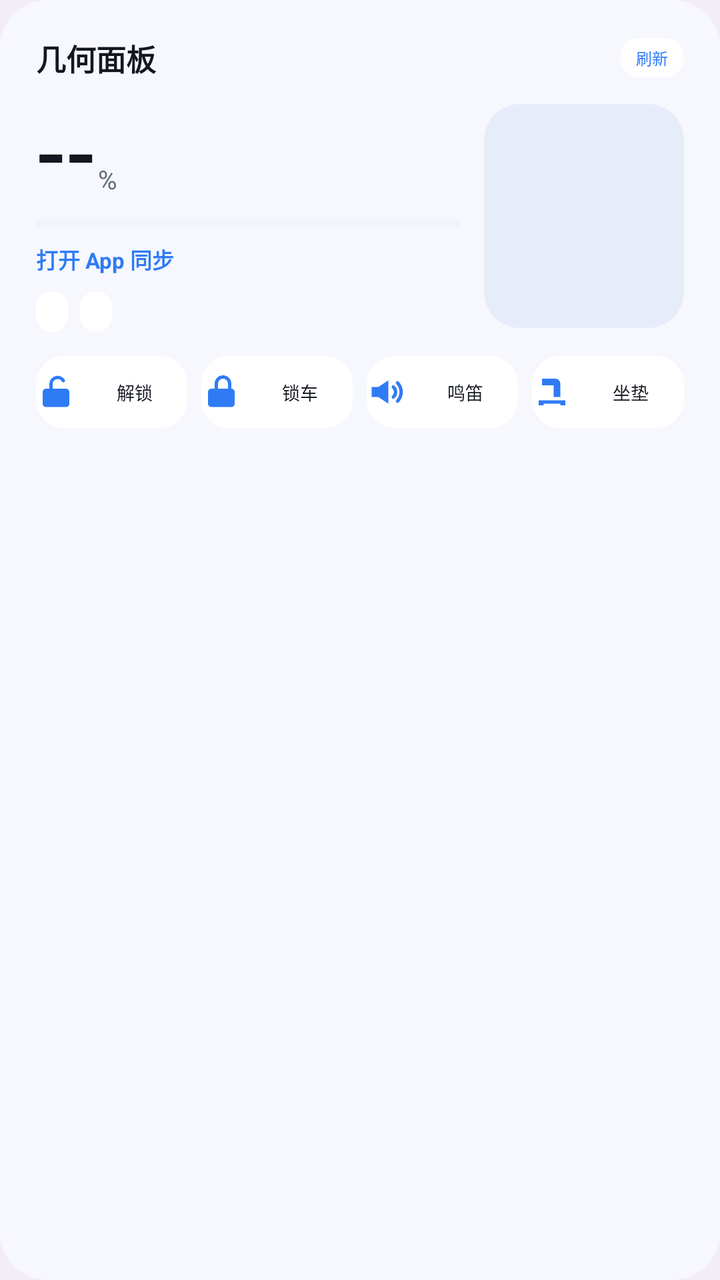
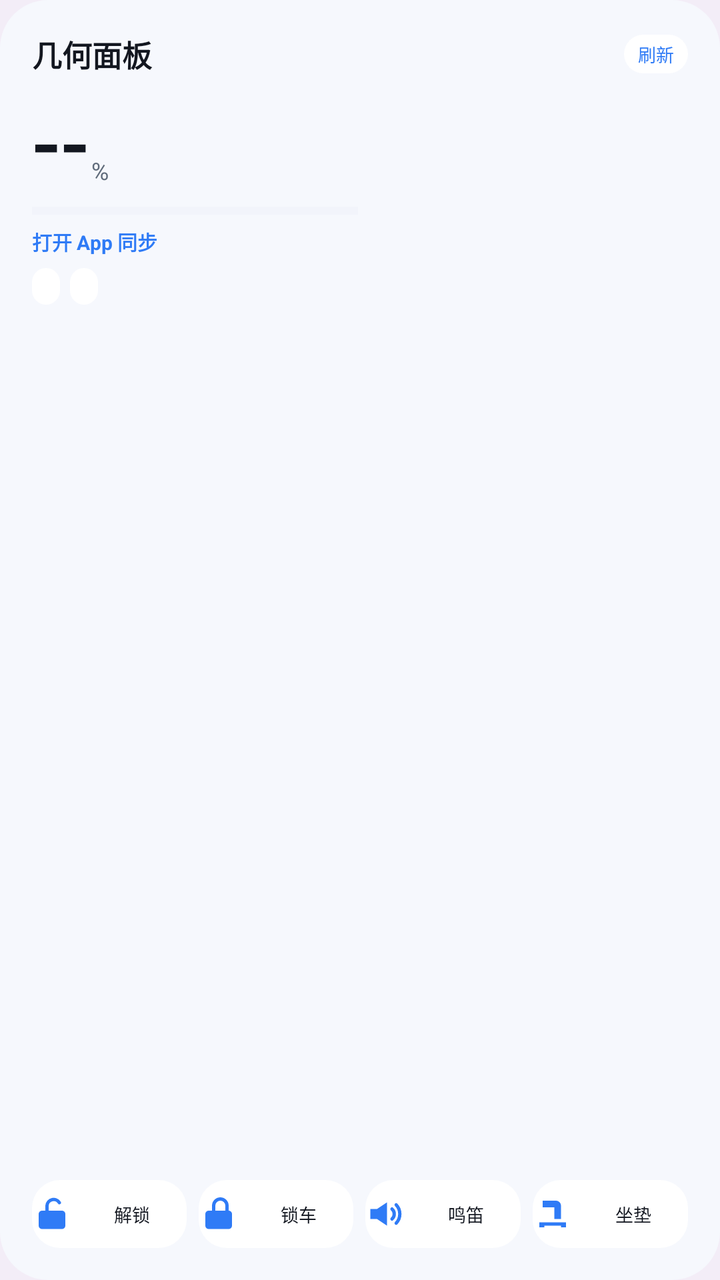

Compare the two renders of this Android layout. The source of the first and the diff that turns it into the second are given below.
<!-- AndroidManifest.xml: application theme Theme.ZeehoWebNext -->
<!-- res/layout/widget_4x4.xml -->
<?xml version="1.0" encoding="utf-8"?>
<LinearLayout xmlns:android="http://schemas.android.com/apk/res/android"
    android:id="@+id/w_root"
    android:layout_width="match_parent"
    android:layout_height="match_parent"
    android:orientation="vertical"
    android:padding="18dp"
    android:background="@drawable/widget_card">

    <LinearLayout
        android:layout_width="match_parent"
        android:layout_height="wrap_content"
        android:gravity="center_vertical"
        android:orientation="horizontal">
        <TextView
            android:id="@+id/w_title"
            android:layout_width="0dp"
            android:layout_height="wrap_content"
            android:layout_weight="1"
            android:singleLine="true"
            android:ellipsize="end"
            android:text="@string/widget_title"
            android:textColor="@color/widget_text_primary"
            android:textSize="15sp"
            android:textStyle="bold" />
        <TextView
            android:id="@+id/w_updated"
            android:layout_width="wrap_content"
            android:layout_height="wrap_content"
            android:layout_marginStart="6dp"
            android:singleLine="true"
            android:text=""
            android:textColor="@color/widget_text_secondary"
            android:textSize="8sp" />
        <TextView
            android:id="@+id/w_refresh"
            android:layout_width="wrap_content"
            android:layout_height="wrap_content"
            android:layout_marginStart="6dp"
            android:background="@drawable/widget_btn"
            android:paddingStart="8dp"
            android:paddingEnd="8dp"
            android:paddingTop="4dp"
            android:paddingBottom="4dp"
            android:text="@string/widget_refresh"
            android:textColor="@color/widget_accent"
            android:textSize="8sp" />
    </LinearLayout>

    <LinearLayout
        android:layout_width="match_parent"
        android:layout_height="wrap_content"
        android:layout_marginTop="12dp"
        android:baselineAligned="false"
        android:orientation="horizontal">

        <LinearLayout
            android:layout_width="0dp"
            android:layout_height="wrap_content"
            android:layout_weight="1"
            android:orientation="vertical">

            <LinearLayout
                android:layout_width="match_parent"
                android:layout_height="wrap_content"
                android:baselineAligned="false"
                android:gravity="bottom"
                android:orientation="horizontal">
                <TextView
                    android:id="@+id/w_soc"
                    android:layout_width="wrap_content"
                    android:layout_height="wrap_content"
                    android:fontFamily="sans-serif-medium"
                    android:includeFontPadding="false"
                    android:text="@string/widget_soc_unknown"
                    android:textColor="@color/widget_text_primary"
                    android:textSize="44sp" />
                <TextView
                    android:layout_width="wrap_content"
                    android:layout_height="wrap_content"
                    android:layout_marginStart="1dp"
                    android:layout_marginBottom="5dp"
                    android:text="%"
                    android:textColor="@color/widget_text_secondary"
                    android:textSize="13sp" />
                <TextView
                    android:id="@+id/w_voltage"
                    android:layout_width="0dp"
                    android:layout_height="wrap_content"
                    android:layout_marginBottom="5dp"
                    android:layout_weight="1"
                    android:gravity="end"
                    android:singleLine="true"
                    android:text=""
                    android:textColor="@color/widget_text_secondary"
                    android:textSize="9sp" />
            </LinearLayout>

            <ProgressBar
                android:id="@+id/w_progress"
                style="?android:attr/progressBarStyleHorizontal"
                android:layout_width="match_parent"
                android:layout_height="4dp"
                android:layout_marginTop="6dp"
                android:progressBackgroundTint="@color/widget_line"
                android:progressTint="@color/widget_accent" />

            <LinearLayout
                android:layout_width="match_parent"
                android:layout_height="wrap_content"
                android:layout_marginTop="8dp"
                android:baselineAligned="false"
                android:gravity="center_vertical"
                android:orientation="horizontal">
                <TextView
                    android:id="@+id/w_charge"
                    android:layout_width="wrap_content"
                    android:layout_height="wrap_content"
                    android:singleLine="true"
                    android:text="@string/widget_no_data"
                    android:textColor="@color/widget_accent"
                    android:textSize="11sp"
                    android:textStyle="bold" />
                <TextView
                    android:id="@+id/w_power"
                    android:layout_width="wrap_content"
                    android:layout_height="wrap_content"
                    android:layout_marginStart="9dp"
                    android:singleLine="true"
                    android:text=""
                    android:textColor="@color/widget_text_primary"
                    android:textSize="12sp"
                    android:textStyle="bold" />
                <TextView
                    android:id="@+id/w_time"
                    android:layout_width="0dp"
                    android:layout_height="wrap_content"
                    android:layout_weight="1"
                    android:gravity="end"
                    android:singleLine="true"
                    android:text=""
                    android:textColor="@color/widget_text_secondary"
                    android:textSize="9sp" />
            </LinearLayout>

            <LinearLayout
                android:layout_width="match_parent"
                android:layout_height="wrap_content"
                android:layout_marginTop="8dp"
                android:gravity="center_vertical"
                android:orientation="horizontal">
                <TextView
                    android:id="@+id/w_lock"
                    android:layout_width="wrap_content"
                    android:layout_height="wrap_content"
                    android:background="@drawable/widget_chip"
                    android:paddingStart="8dp"
                    android:paddingEnd="8dp"
                    android:paddingTop="4dp"
                    android:paddingBottom="4dp"
                    android:singleLine="true"
                    android:text=""
                    android:textColor="@color/widget_text_primary"
                    android:textSize="9sp" />
                <TextView
                    android:id="@+id/w_seat"
                    android:layout_width="wrap_content"
                    android:layout_height="wrap_content"
                    android:layout_marginStart="6dp"
                    android:background="@drawable/widget_chip"
                    android:paddingStart="8dp"
                    android:paddingEnd="8dp"
                    android:paddingTop="4dp"
                    android:paddingBottom="4dp"
                    android:singleLine="true"
                    android:text=""
                    android:textColor="@color/widget_text_primary"
                    android:textSize="9sp" />
</LinearLayout>
</LinearLayout>

        <FrameLayout
            android:id="@+id/w_car_box"
            android:layout_width="100dp"
            android:layout_height="112dp"
            android:layout_marginStart="12dp"
            android:background="@drawable/widget_stage"
            android:padding="8dp">
            <ImageView
                android:id="@+id/w_car"
                android:layout_width="match_parent"
                android:layout_height="match_parent"
                android:scaleType="fitCenter"
                android:contentDescription="@string/widget_title" />
        </FrameLayout>
    </LinearLayout>

    <LinearLayout
        android:layout_width="match_parent"
        android:layout_height="wrap_content"
        android:layout_marginTop="12dp"
        android:orientation="horizontal">
        <TextView
            android:id="@+id/w_btn_unlock"
            android:layout_width="0dp"
            android:layout_height="36dp"
            android:layout_weight="1"
            android:background="@drawable/widget_btn"
            android:drawableStart="@drawable/ic_widget_unlock"
            android:drawablePadding="3dp"
            android:gravity="center"
            android:text="@string/widget_action_unlock"
            android:textColor="@color/widget_text_primary"
            android:textSize="9sp" />
        <TextView
            android:id="@+id/w_btn_lock"
            android:layout_width="0dp"
            android:layout_height="36dp"
            android:layout_marginStart="7dp"
            android:layout_weight="1"
            android:background="@drawable/widget_btn"
            android:drawableStart="@drawable/ic_widget_lock"
            android:drawablePadding="3dp"
            android:gravity="center"
            android:text="@string/widget_action_lock"
            android:textColor="@color/widget_text_primary"
            android:textSize="9sp" />
        <TextView
            android:id="@+id/w_btn_horn"
            android:layout_width="0dp"
            android:layout_height="36dp"
            android:layout_marginStart="7dp"
            android:layout_weight="1"
            android:background="@drawable/widget_btn"
            android:drawableStart="@drawable/ic_widget_horn"
            android:drawablePadding="3dp"
            android:gravity="center"
            android:text="@string/widget_action_horn"
            android:textColor="@color/widget_text_primary"
            android:textSize="9sp" />
        <TextView
            android:id="@+id/w_btn_seat"
            android:layout_width="0dp"
            android:layout_height="36dp"
            android:layout_marginStart="7dp"
            android:layout_weight="1"
            android:background="@drawable/widget_btn"
            android:drawableStart="@drawable/ic_widget_seat"
            android:drawablePadding="3dp"
            android:gravity="center"
            android:text="@string/widget_action_seat"
            android:textColor="@color/widget_text_primary"
            android:textSize="9sp" />
    </LinearLayout>
</LinearLayout>
<!-- resources referenced by this layout -->
<resources>
  <color name="widget_accent">#FF2F7BF6</color>
  <color name="widget_line">#FFE2E8F2</color>
  <color name="widget_text_primary">#FF131720</color>
  <color name="widget_text_secondary">#FF5F6B7A</color>
  <!-- drawable ic_widget_horn (drawable) -->
  <?xml version="1.0" encoding="utf-8"?>
  <vector xmlns:android="http://schemas.android.com/apk/res/android"
      android:width="20dp" android:height="20dp"
      android:viewportWidth="24" android:viewportHeight="24">
      <path android:fillColor="@color/widget_icon"
          android:pathData="M3,9h4l6,-4v14l-6,-4H3z" />
      <path android:strokeColor="@color/widget_icon" android:strokeWidth="2"
          android:strokeLineCap="round" android:fillColor="#00000000"
          android:pathData="M16,9a4,4 0 0,1 0,6M18.5,6.5a8,8 0 0,1 0,11" />
  </vector>
  <!-- drawable ic_widget_seat (drawable) -->
  <?xml version="1.0" encoding="utf-8"?>
  <vector xmlns:android="http://schemas.android.com/apk/res/android"
      android:width="20dp" android:height="20dp"
      android:viewportWidth="24" android:viewportHeight="24">
      <path android:fillColor="@color/widget_icon"
          android:pathData="M6,4h8a3,3 0 0,1 3,3v8h-4V8H6zM4,17h16v3h-3v-1H7v1H4z" />
  </vector>
  <!-- drawable widget_btn (drawable) -->
  <?xml version="1.0" encoding="utf-8"?>
  <shape xmlns:android="http://schemas.android.com/apk/res/android" android:shape="rectangle">
      <solid android:color="@color/widget_action_bg" />
      <corners android:radius="14dp" />
  </shape>
  <!-- drawable widget_card (drawable) -->
  <?xml version="1.0" encoding="utf-8"?>
  <shape xmlns:android="http://schemas.android.com/apk/res/android" android:shape="rectangle">
      <solid android:color="@color/widget_card_bg" />
      <corners android:radius="24dp" />
  </shape>
  <!-- drawable widget_chip (drawable) -->
  <?xml version="1.0" encoding="utf-8"?>
  <shape xmlns:android="http://schemas.android.com/apk/res/android" android:shape="rectangle">
      <solid android:color="@color/widget_chip_bg" />
      <corners android:radius="20dp" />
  </shape>
  <!-- drawable widget_stage (drawable) -->
  <?xml version="1.0" encoding="utf-8"?>
  <shape xmlns:android="http://schemas.android.com/apk/res/android" android:shape="rectangle">
      <solid android:color="@color/widget_stage_bg" />
      <corners android:radius="18dp" />
  </shape>
  <string name="widget_action_horn">鸣笛</string>
  <string name="widget_action_lock">锁车</string>
  <string name="widget_action_seat">坐垫</string>
  <string name="widget_action_unlock">解锁</string>
  <string name="widget_no_data">打开 App 同步</string>
  <string name="widget_refresh">刷新</string>
  <string name="widget_soc_unknown">--</string>
  <string name="widget_title">几何面板</string>
  <style name="Theme.ZeehoWebNext" parent="android:Theme.Material.Light.NoActionBar">
          <item name="android:windowBackground">@color/page_light</item>
          <item name="android:statusBarColor">@android:color/transparent</item>
          <item name="android:navigationBarColor">@android:color/transparent</item>
          <item name="android:windowLightStatusBar">true</item>
          <item name="android:windowLightNavigationBar">true</item>
          <item name="android:windowDrawsSystemBarBackgrounds">true</item>
          <item name="android:colorAccent">@color/brand_purple</item>
      </style>
  <color name="widget_icon">#FF2F7BF6</color>
  <color name="widget_action_bg">#FFFFFFFF</color>
  <color name="widget_card_bg">#FFF6F8FD</color>
  <color name="widget_chip_bg">#FFFFFFFF</color>
  <color name="widget_stage_bg">#FFE7EDF8</color>
  <color name="page_light">#FFF3EDF7</color>
  <color name="brand_purple">#FF7457B8</color>
  <!-- unchanged entries left out for length: 2 -->
</resources>

<!-- the commit's change to res/layout/widget_4x4.xml (unified diff, before → after) -->
@@ -3,60 +3,65 @@
     android:id="@+id/w_root"
     android:layout_width="match_parent"
     android:layout_height="match_parent"
+    android:background="@drawable/widget_card"
     android:orientation="vertical"
-    android:padding="18dp"
-    android:background="@drawable/widget_card">
+    android:padding="16dp">
 
     <LinearLayout
         android:layout_width="match_parent"
         android:layout_height="wrap_content"
         android:gravity="center_vertical"
         android:orientation="horizontal">
+
         <TextView
             android:id="@+id/w_title"
             android:layout_width="0dp"
             android:layout_height="wrap_content"
             android:layout_weight="1"
-            android:singleLine="true"
-            android:ellipsize="end"
+            android:ellipsize="end"
+            android:singleLine="true"
             android:text="@string/widget_title"
             android:textColor="@color/widget_text_primary"
             android:textSize="15sp"
             android:textStyle="bold" />
+
         <TextView
             android:id="@+id/w_updated"
             android:layout_width="wrap_content"
             android:layout_height="wrap_content"
             android:layout_marginStart="6dp"
+            android:ellipsize="end"
             android:singleLine="true"
             android:text=""
             android:textColor="@color/widget_text_secondary"
-            android:textSize="8sp" />
+            android:textSize="9sp" />
+
         <TextView
             android:id="@+id/w_refresh"
             android:layout_width="wrap_content"
             android:layout_height="wrap_content"
-            android:layout_marginStart="6dp"
-            android:background="@drawable/widget_btn"
-            android:paddingStart="8dp"
-            android:paddingEnd="8dp"
-            android:paddingTop="4dp"
-            android:paddingBottom="4dp"
+            android:layout_marginStart="5dp"
+            android:background="@drawable/widget_btn"
+            android:paddingStart="7dp"
+            android:paddingEnd="7dp"
+            android:paddingTop="3dp"
+            android:paddingBottom="3dp"
             android:text="@string/widget_refresh"
             android:textColor="@color/widget_accent"
-            android:textSize="8sp" />
+            android:textSize="9sp" />
     </LinearLayout>
 
     <LinearLayout
         android:layout_width="match_parent"
-        android:layout_height="wrap_content"
-        android:layout_marginTop="12dp"
+        android:layout_height="0dp"
+        android:layout_marginTop="10dp"
+        android:layout_weight="1"
         android:baselineAligned="false"
         android:orientation="horizontal">
 
         <LinearLayout
             android:layout_width="0dp"
-            android:layout_height="wrap_content"
+            android:layout_height="match_parent"
             android:layout_weight="1"
             android:orientation="vertical">
 
@@ -66,6 +71,7 @@
                 android:baselineAligned="false"
                 android:gravity="bottom"
                 android:orientation="horizontal">
+
                 <TextView
                     android:id="@+id/w_soc"
                     android:layout_width="wrap_content"
@@ -74,21 +80,25 @@
                     android:includeFontPadding="false"
                     android:text="@string/widget_soc_unknown"
                     android:textColor="@color/widget_text_primary"
-                    android:textSize="44sp" />
+                    android:textSize="42sp" />
+
                 <TextView
                     android:layout_width="wrap_content"
                     android:layout_height="wrap_content"
                     android:layout_marginStart="1dp"
-                    android:layout_marginBottom="5dp"
+                    android:layout_marginBottom="4dp"
                     android:text="%"
                     android:textColor="@color/widget_text_secondary"
-                    android:textSize="13sp" />
+                    android:textSize="12sp" />
+
                 <TextView
                     android:id="@+id/w_voltage"
                     android:layout_width="0dp"
                     android:layout_height="wrap_content"
-                    android:layout_marginBottom="5dp"
+                    android:layout_marginStart="5dp"
+                    android:layout_marginBottom="4dp"
                     android:layout_weight="1"
+                    android:ellipsize="end"
                     android:gravity="end"
                     android:singleLine="true"
                     android:text=""
@@ -108,34 +118,40 @@
             <LinearLayout
                 android:layout_width="match_parent"
                 android:layout_height="wrap_content"
-                android:layout_marginTop="8dp"
+                android:layout_marginTop="6dp"
                 android:baselineAligned="false"
                 android:gravity="center_vertical"
                 android:orientation="horizontal">
+
                 <TextView
                     android:id="@+id/w_charge"
                     android:layout_width="wrap_content"
                     android:layout_height="wrap_content"
+                    android:ellipsize="end"
                     android:singleLine="true"
                     android:text="@string/widget_no_data"
                     android:textColor="@color/widget_accent"
-                    android:textSize="11sp"
+                    android:textSize="10sp"
                     android:textStyle="bold" />
+
                 <TextView
                     android:id="@+id/w_power"
                     android:layout_width="wrap_content"
                     android:layout_height="wrap_content"
-                    android:layout_marginStart="9dp"
-                    android:singleLine="true"
-                    android:text=""
-                    android:textColor="@color/widget_text_primary"
-                    android:textSize="12sp"
+                    android:layout_marginStart="7dp"
+                    android:ellipsize="end"
+                    android:singleLine="true"
+                    android:text=""
+                    android:textColor="@color/widget_text_primary"
+                    android:textSize="10sp"
                     android:textStyle="bold" />
+
                 <TextView
                     android:id="@+id/w_time"
                     android:layout_width="0dp"
                     android:layout_height="wrap_content"
                     android:layout_weight="1"
+                    android:ellipsize="end"
                     android:gravity="end"
                     android:singleLine="true"
                     android:text=""
@@ -146,108 +162,124 @@
             <LinearLayout
                 android:layout_width="match_parent"
                 android:layout_height="wrap_content"
-                android:layout_marginTop="8dp"
+                android:layout_marginTop="6dp"
                 android:gravity="center_vertical"
                 android:orientation="horizontal">
+
                 <TextView
                     android:id="@+id/w_lock"
                     android:layout_width="wrap_content"
                     android:layout_height="wrap_content"
                     android:background="@drawable/widget_chip"
-                    android:paddingStart="8dp"
-                    android:paddingEnd="8dp"
-                    android:paddingTop="4dp"
-                    android:paddingBottom="4dp"
-                    android:singleLine="true"
-                    android:text=""
-                    android:textColor="@color/widget_text_primary"
-                    android:textSize="9sp" />
+                    android:ellipsize="end"
+                    android:paddingStart="7dp"
+                    android:paddingEnd="7dp"
+                    android:paddingTop="3dp"
+                    android:paddingBottom="3dp"
+                    android:singleLine="true"
+                    android:text=""
+                    android:textColor="@color/widget_text_primary"
+                    android:textSize="9sp" />
+
                 <TextView
                     android:id="@+id/w_seat"
                     android:layout_width="wrap_content"
                     android:layout_height="wrap_content"
-                    android:layout_marginStart="6dp"
+                    android:layout_marginStart="5dp"
                     android:background="@drawable/widget_chip"
-                    android:paddingStart="8dp"
-                    android:paddingEnd="8dp"
-                    android:paddingTop="4dp"
-                    android:paddingBottom="4dp"
-                    android:singleLine="true"
-                    android:text=""
-                    android:textColor="@color/widget_text_primary"
-                    android:textSize="9sp" />
-</LinearLayout>
-</LinearLayout>
+                    android:ellipsize="end"
+                    android:paddingStart="7dp"
+                    android:paddingEnd="7dp"
+                    android:paddingTop="3dp"
+                    android:paddingBottom="3dp"
+                    android:singleLine="true"
+                    android:text=""
+                    android:textColor="@color/widget_text_primary"
+                    android:textSize="9sp" />
+            </LinearLayout>
+        </LinearLayout>
 
         <FrameLayout
             android:id="@+id/w_car_box"
-            android:layout_width="100dp"
-            android:layout_height="112dp"
-            android:layout_marginStart="12dp"
-            android:background="@drawable/widget_stage"
-            android:padding="8dp">
+            android:layout_width="0dp"
+            android:layout_height="match_parent"
+            android:layout_marginStart="10dp"
+            android:layout_weight="0.95">
+
             <ImageView
                 android:id="@+id/w_car"
                 android:layout_width="match_parent"
                 android:layout_height="match_parent"
-                android:scaleType="fitCenter"
-                android:contentDescription="@string/widget_title" />
+                android:contentDescription="@string/widget_title"
+                android:scaleType="fitCenter" />
         </FrameLayout>
     </LinearLayout>
 
     <LinearLayout
         android:layout_width="match_parent"
         android:layout_height="wrap_content"
-        android:layout_marginTop="12dp"
+        android:layout_marginTop="10dp"
         android:orientation="horizontal">
+
         <TextView
             android:id="@+id/w_btn_unlock"
             android:layout_width="0dp"
-            android:layout_height="36dp"
+            android:layout_height="34dp"
             android:layout_weight="1"
             android:background="@drawable/widget_btn"
             android:drawableStart="@drawable/ic_widget_unlock"
             android:drawablePadding="3dp"
-            android:gravity="center"
+            android:ellipsize="end"
+            android:gravity="center"
+            android:singleLine="true"
             android:text="@string/widget_action_unlock"
             android:textColor="@color/widget_text_primary"
             android:textSize="9sp" />
+
         <TextView
             android:id="@+id/w_btn_lock"
             android:layout_width="0dp"
-            android:layout_height="36dp"
-            android:layout_marginStart="7dp"
+            android:layout_height="34dp"
+            android:layout_marginStart="6dp"
             android:layout_weight="1"
             android:background="@drawable/widget_btn"
             android:drawableStart="@drawable/ic_widget_lock"
             android:drawablePadding="3dp"
-            android:gravity="center"
+            android:ellipsize="end"
+            android:gravity="center"
+            android:singleLine="true"
             android:text="@string/widget_action_lock"
             android:textColor="@color/widget_text_primary"
             android:textSize="9sp" />
+
         <TextView
             android:id="@+id/w_btn_horn"
             android:layout_width="0dp"
-            android:layout_height="36dp"
-            android:layout_marginStart="7dp"
+            android:layout_height="34dp"
+            android:layout_marginStart="6dp"
             android:layout_weight="1"
             android:background="@drawable/widget_btn"
             android:drawableStart="@drawable/ic_widget_horn"
             android:drawablePadding="3dp"
-            android:gravity="center"
+            android:ellipsize="end"
+            android:gravity="center"
+            android:singleLine="true"
             android:text="@string/widget_action_horn"
             android:textColor="@color/widget_text_primary"
             android:textSize="9sp" />
+
         <TextView
             android:id="@+id/w_btn_seat"
             android:layout_width="0dp"
-            android:layout_height="36dp"
-            android:layout_marginStart="7dp"
+            android:layout_height="34dp"
+            android:layout_marginStart="6dp"
             android:layout_weight="1"
             android:background="@drawable/widget_btn"
             android:drawableStart="@drawable/ic_widget_seat"
             android:drawablePadding="3dp"
-            android:gravity="center"
+            android:ellipsize="end"
+            android:gravity="center"
+            android:singleLine="true"
             android:text="@string/widget_action_seat"
             android:textColor="@color/widget_text_primary"
             android:textSize="9sp" />
<!-- resource entries referenced after the edit -->
@@ -41,12 +41,6 @@
       <solid android:color="@color/widget_chip_bg" />
       <corners android:radius="20dp" />
   </shape>
-  <!-- drawable widget_stage (drawable) -->
-  <?xml version="1.0" encoding="utf-8"?>
-  <shape xmlns:android="http://schemas.android.com/apk/res/android" android:shape="rectangle">
-      <solid android:color="@color/widget_stage_bg" />
-      <corners android:radius="18dp" />
-  </shape>
   <string name="widget_action_horn">鸣笛</string>
   <string name="widget_action_lock">锁车</string>
   <string name="widget_action_seat">坐垫</string>
@@ -68,7 +62,6 @@
   <color name="widget_action_bg">#FFFFFFFF</color>
   <color name="widget_card_bg">#FFF6F8FD</color>
   <color name="widget_chip_bg">#FFFFFFFF</color>
-  <color name="widget_stage_bg">#FFE7EDF8</color>
   <color name="page_light">#FFF3EDF7</color>
   <color name="brand_purple">#FF7457B8</color>
   <!-- unchanged entries left out for length: 2 -->
